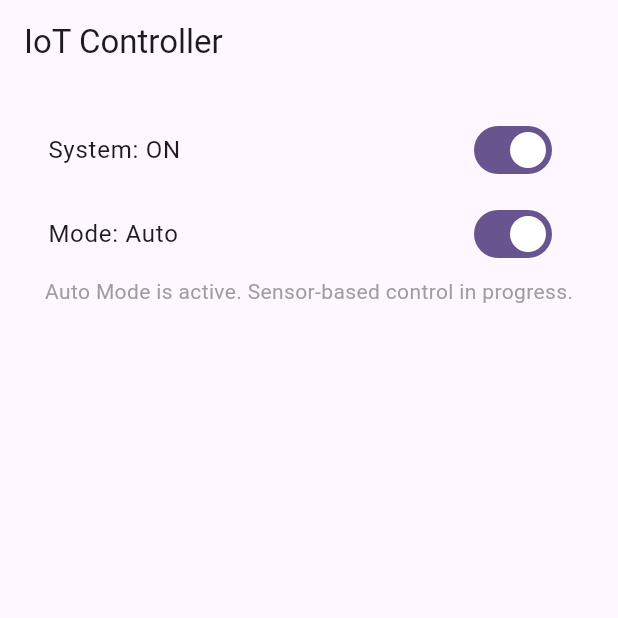
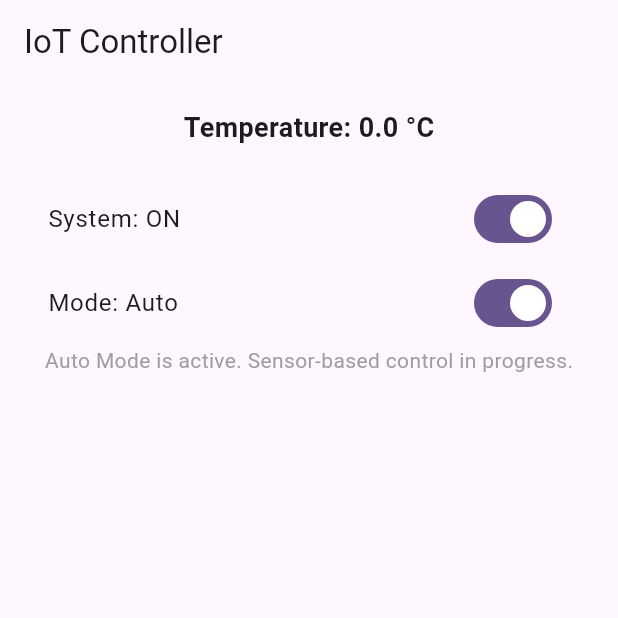
Before and after one commit to pasiths/smart_home_simple_iot_app, a Flutter app: the screen it shows after launch, after a tap on an icon or button, on a phone screen of 412 x 824 dp, the top half of it. Run offline on Flutter 3.47's test engine with Material 3 defaults, Android fonts, the phone set to English and light mode, and no system bars; our stand-ins replace firebase_core, firebase_database; accounts and stored records are empty.

Commit message:
Refactor IoTControlScreen to include temperature monitoring and real-time updates

```diff
--- a/lib/main.dart
+++ b/lib/main.dart
@@ -11,7 +11,6 @@ void main() async {
 class MyApp extends StatelessWidget {
   const MyApp({super.key});
 
-  // This widget is the root of your application.
   @override
   Widget build(BuildContext context) {
     return MaterialApp(
@@ -25,86 +24,6 @@ class MyApp extends StatelessWidget {
   }
 }
 
-// class DashboardPage extends StatefulWidget {
-//   @override
-//   _DashboardPageState createState() => _DashboardPageState();
-// }
-
-// class _DashboardPageState extends State<DashboardPage> {
-//   final DatabaseReference _database = FirebaseDatabase.instance.ref();
-//   bool systemActive = false;
-//   double temperature = 0.00;
-//   bool fanState = false;
-//   bool ldr1LEDState = false;
-
-//   @override
-//   void initState() {
-//     super.initState();
-//     _listenToFirebase();
-//   }
-
-//   void _listenToFirebase(){
-//     _database.child('systemActive').onValue.listen((event){
-//       setState(() {
-//         systemActive = (event.snapshot.value as bool) ?? false;
-//       });
-//     });
-
-//     _database.child('temperature').onValue.listen((event){
-//       setState(() {
-//         temperature = (event.snapshot.value as double) ?? 0.00;
-//       });
-//     });
-
-//     _database.child('fanState').onValue.listen((event){
-//       setState(() {
-//         fanState = (event.snapshot.value as bool) ?? false;
-//       });
-//     });
-
-//     _database.child('ldr1LEDState').onValue.listen((event){
-//       setState(() {
-//         ldr1LEDState = (event.snapshot.value as bool) ?? false;
-//       });
-//     });
-//   }
-
-//    @override
-//   Widget build(BuildContext context) {
-//     return Scaffold(
-//       appBar: AppBar(title: Text('IoT Dashboard')),
-//       body: Padding(
-//         padding: const EdgeInsets.all(16.0),
-//         child: Column(
-//           mainAxisAlignment: MainAxisAlignment.start,
-//           crossAxisAlignment: CrossAxisAlignment.start,
-//           children: [
-//             Text(
-//               'System Status: ${systemActive ? "Active" : "Inactive"}',
-//               style: TextStyle(fontSize: 18),
-//             ),
-//             SizedBox(height: 10),
-//             Text(
-//               'Temperature: ${temperature.toStringAsFixed(1)} °C',
-//               style: TextStyle(fontSize: 18),
-//             ),
-//             SizedBox(height: 10),
-//             Text(
-//               'Fan State: ${fanState ? "ON" : "OFF"}',
-//               style: TextStyle(fontSize: 18),
-//             ),
-//             SizedBox(height: 10),
-//             Text(
-//               'LDR LED State: ${ldr1LEDState ? "ON" : "OFF"}',
-//               style: TextStyle(fontSize: 18),
-//             ),
-//           ],
-//         ),
-//       ),
-//     );
-//   }
-// }
-
 class IoTControlScreen extends StatefulWidget {
   @override
   _IoTControlScreenState createState() => _IoTControlScreenState();
@@ -116,11 +35,13 @@ class _IoTControlScreenState extends State<IoTControlScreen> {
   bool systemActive = false;
   bool fanState = false;
   bool ldr1LEDState = false;
+  double temperature = 0.0; // Variable to store temperature
 
   @override
   void initState() {
     super.initState();
     _fetchInitialState();
+    _listenToDatabase(); // Start listening for real-time updates
   }
 
   Future<void> _fetchInitialState() async {
@@ -128,12 +49,22 @@ class _IoTControlScreenState extends State<IoTControlScreen> {
     final systemSnapshot = await _dbRef.child('systemActive').get();
     final fanSnapshot = await _dbRef.child('fanState').get();
     final ldr1LEDSnapshot = await _dbRef.child('ldr1LEDState').get();
+    final temperatureSnapshot = await _dbRef.child('temperature').get(); // Fetch temperature
 
     setState(() {
       mode = (modeSnapshot.value as bool) ?? true;
       systemActive = (systemSnapshot.value as bool) ?? false;
       fanState = (fanSnapshot.value as bool) ?? false;
       ldr1LEDState = (ldr1LEDSnapshot.value as bool) ?? false;
+      temperature = (temperatureSnapshot.value as double) ?? 0.0; // Set temperature
+    });
+  }
+
+  void _listenToDatabase() {
+    _dbRef.child('temperature').onValue.listen((event) {
+      setState(() {
+        temperature = (event.snapshot.value as double) ?? 0.0; // Update temperature in real time
+      });
     });
   }
 
@@ -157,6 +88,11 @@ class _IoTControlScreenState extends State<IoTControlScreen> {
         padding: const EdgeInsets.all(16.0),
         child: Column(
           children: [
+            Text(
+              'Temperature: ${temperature.toStringAsFixed(1)} °C', // Display temperature
+              style: const TextStyle(fontSize: 18, fontWeight: FontWeight.bold),
+            ),
+            const SizedBox(height: 20),
             SwitchListTile(
               title: Text('System: ${systemActive ? "ON" : "OFF"}'),
               value: systemActive,
```
